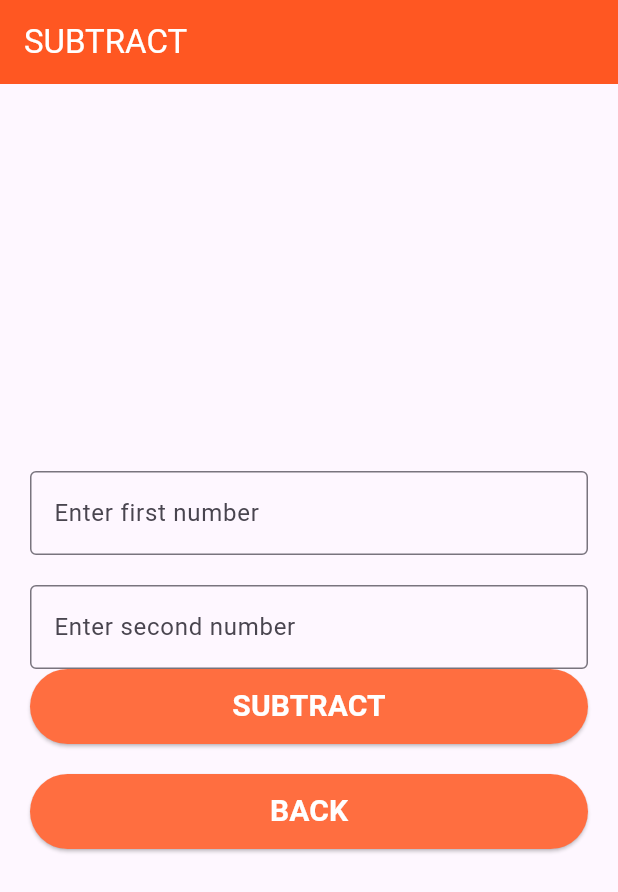
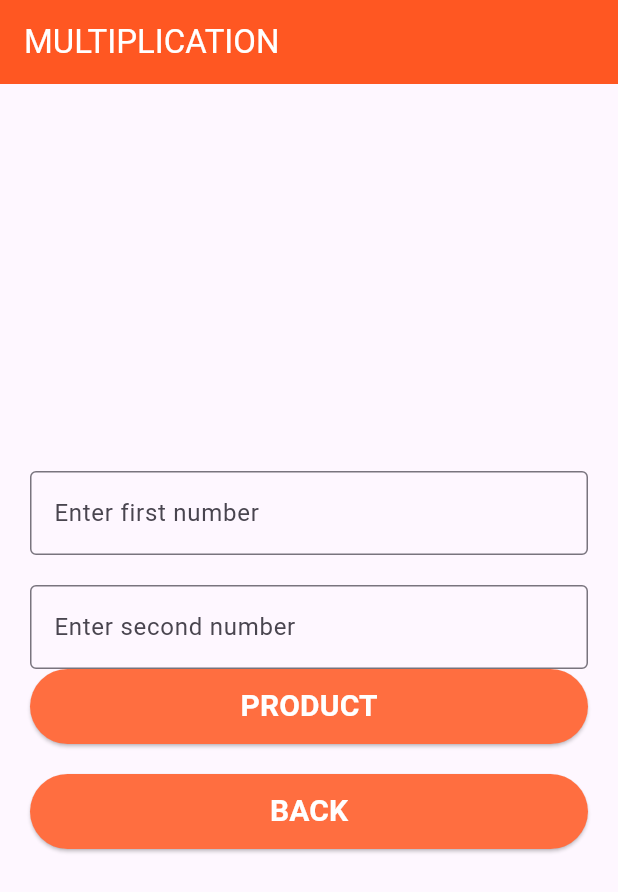
Before and after one commit to rosemolt/CalculatorApp_flutter, a Flutter app: the screen it shows after launch, after a tap on "PRODUCT", on a phone screen of 412 x 824 dp. Shown: the top 892 px of the screen. Run offline on Flutter 3.47's test engine with Material 3 defaults, Android fonts, the phone set to English and light mode, and no system bars.

```diff
--- a/lib/pages/home.dart
+++ b/lib/pages/home.dart
@@ -1,4 +1,5 @@
 import 'package:calculator_app/pages/add.dart';
+import 'package:calculator_app/pages/mul.dart';
 import 'package:calculator_app/pages/sub.dart';
 import 'package:flutter/cupertino.dart';
 import 'package:flutter/material.dart';
@@ -52,7 +53,7 @@ class HomePage extends StatelessWidget {
                   backgroundColor: Colors.deepPurpleAccent,
                 ),
                 onPressed: (){
-
+                  Navigator.push(context, MaterialPageRoute(builder: (context)=> SubtractPage()));
                 },
                 child: Text(
                   "SUBTRACT",
@@ -73,7 +74,7 @@ class HomePage extends StatelessWidget {
                     backgroundColor: Colors.deepPurpleAccent
                 ),
                 onPressed: (){
-                  Navigator.push(context, MaterialPageRoute(builder: (context)=> SubtractPage()));
+                  Navigator.push(context, MaterialPageRoute(builder: (context)=> MultiplicationPage()));
                 } ,
                 child: Text(
                   "PRODUCT",
@@ -94,7 +95,6 @@ class HomePage extends StatelessWidget {
                     backgroundColor: Colors.deepPurpleAccent
                 ),
                 onPressed: () {
-
                 },
                 child: Text(
                   "DIVISION",
--- /dev/null
+++ b/lib/pages/mul.dart
@@ -0,0 +1,82 @@
+import 'package:flutter/material.dart';
+
+class MultiplicationPage extends StatelessWidget {
+  const MultiplicationPage({super.key});
+
+  @override
+  Widget build(BuildContext context) {
+    return MaterialApp(
+      debugShowCheckedModeBanner: false,
+      home: Scaffold(
+        appBar: AppBar(
+          title: Text(
+            "MULTIPLICATION",
+            style: TextStyle(
+              color: Colors.white,
+            ),
+          ),
+          backgroundColor: Colors.deepOrange,
+        ),
+        body: Padding(padding: const EdgeInsets.all(20.0),
+          child: Column(
+            mainAxisAlignment: MainAxisAlignment.center,
+            children: [
+              TextField(
+                decoration: InputDecoration(
+                  labelText: "Enter first number",
+                  border: OutlineInputBorder(),
+                ),
+                keyboardType: TextInputType.number,
+              ),
+              SizedBox(height: 20,),
+              TextField(
+                decoration: InputDecoration(
+                    labelText: "Enter second number",
+                    border: OutlineInputBorder()
+                ),
+                keyboardType: TextInputType.number,
+              ),
+              SizedBox(
+                width: 400,
+                height: 50,
+                child: ElevatedButton(
+                  onPressed: () {},
+                  child: Text(
+                    "PRODUCT",
+                    style: TextStyle(
+                        color: Colors.white,
+                        fontSize: 20,
+                        fontWeight: FontWeight.bold),
+                  ),
+                  style: ElevatedButton.styleFrom(
+                      backgroundColor: Colors.deepOrangeAccent
+                  ),
+                ),
+              ),
+              SizedBox(height: 20,),
+              SizedBox(
+                width: 400,
+                height: 50,
+                child: ElevatedButton(
+                  onPressed: () {
+                    Navigator.pop(context);
+                  },
+                  child: Text(
+                    "BACK",
+                    style: TextStyle(
+                        color: Colors.white,
+                        fontSize: 20,
+                        fontWeight: FontWeight.bold),
+                  ),
+                  style: ElevatedButton.styleFrom(
+                      backgroundColor: Colors.deepOrangeAccent
+                  ),
+                ),
+              ),
+            ],
+          ),
+        ),
+      ),
+    );
+  }
+}
```
